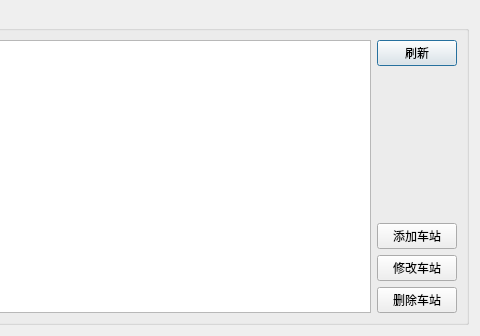
Before: the Qt Designer form stationdlg.ui in hustwyk/trainTicket, drawn with Qt 5; both pictures show x 548 to 1028 and y 0 to 336 of the 1028 by 336 pixel window.
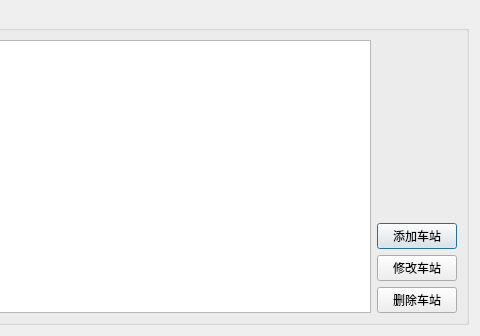
After: the same form once the commit is applied.

```diff
--- a/stationdlg.ui
+++ b/stationdlg.ui
@@ -29,13 +29,6 @@
           </item>
           <item>
            <layout class="QVBoxLayout" name="verticalLayout">
-            <item>
-             <widget class="QPushButton" name="pushButton_4">
-              <property name="text">
-               <string>刷新</string>
-              </property>
-             </widget>
-            </item>
             <item>
              <spacer name="verticalSpacer">
               <property name="orientation">
```
